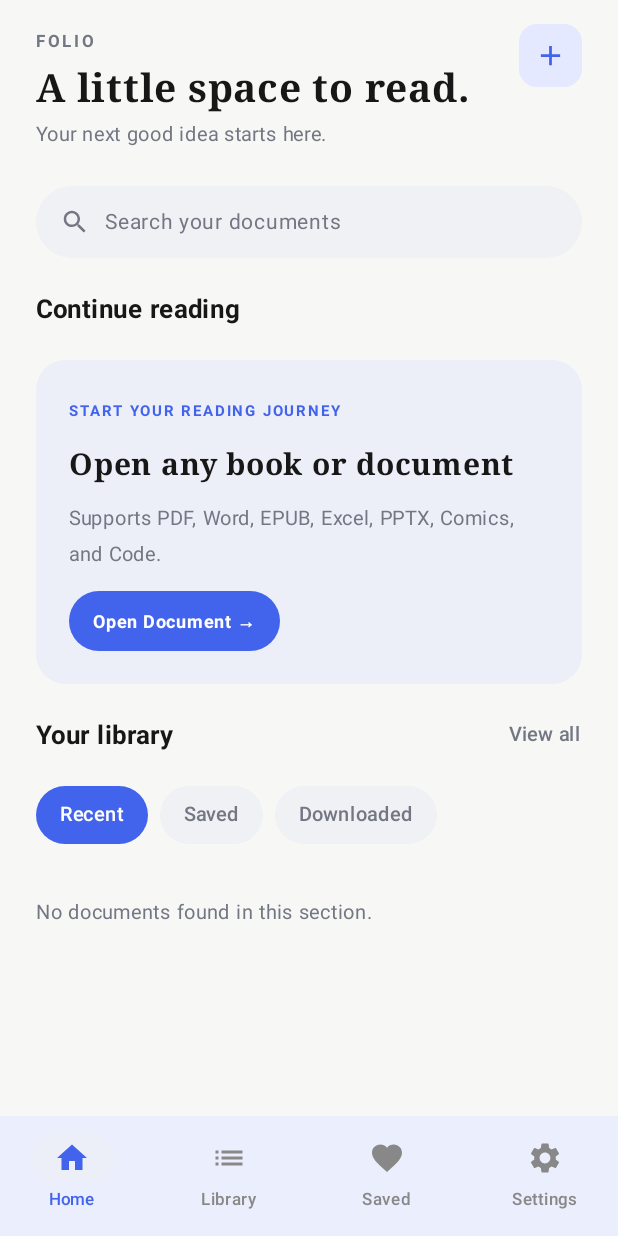
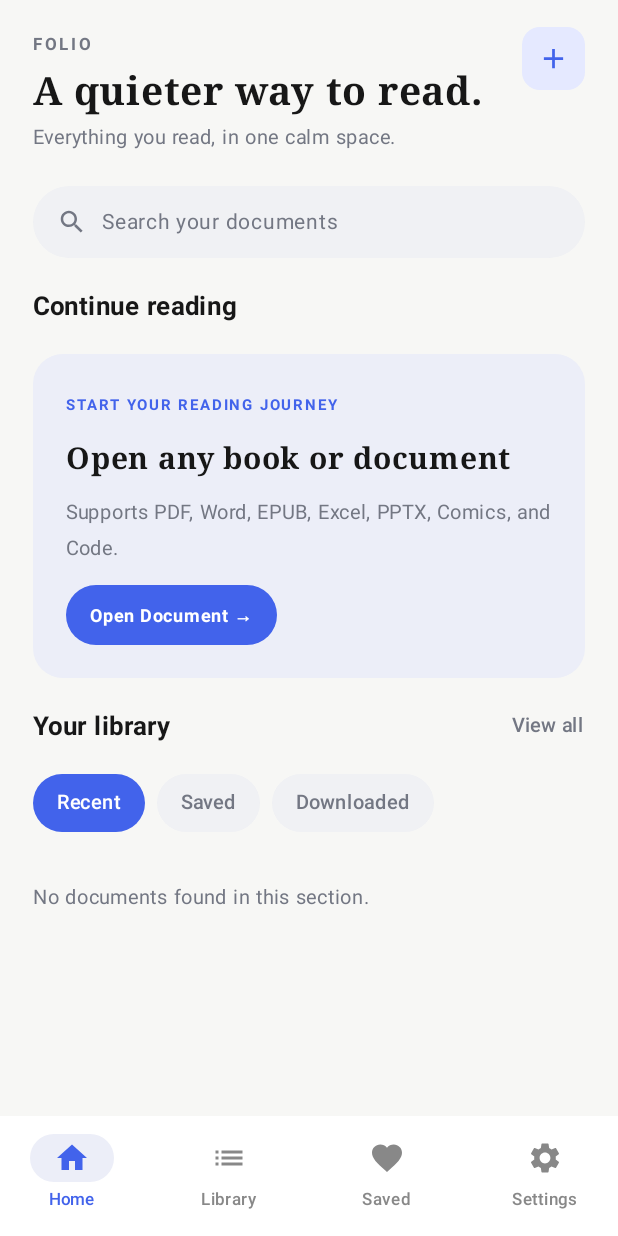
Before and after one commit to Aasimabdul/folia, an Android app built with Jetpack Compose: the screen it shows after launch (MainActivity), on a phone screen of 412 x 824 dp. Run offline under Robolectric (Android 15) with nearby library versions, the phone set to English and light mode, and no system bars.

Commit message:
Polish Folia home screen for a quieter minimalist reading experience

```diff
--- a/app/src/main/java/com/simbuild/folia/ui/home/HomeScreen.kt
+++ b/app/src/main/java/com/simbuild/folia/ui/home/HomeScreen.kt
@@ -148,8 +148,8 @@ fun HomeScreen(
                 .fillMaxSize()
                 .padding(paddingValues)
                 .statusBarsPadding(),
-            contentPadding = PaddingValues(horizontal = 24.dp, vertical = 16.dp),
-            verticalArrangement = Arrangement.spacedBy(22.dp)
+            contentPadding = PaddingValues(horizontal = 22.dp, vertical = 18.dp),
+            verticalArrangement = Arrangement.spacedBy(20.dp)
         ) {
             // 1. Header: FOLIO tag, title & add button
             item {
@@ -168,7 +168,7 @@ fun HomeScreen(
                         )
                         Spacer(modifier = Modifier.height(4.dp))
                         Text(
-                            text = "A little space to read.",
+                            text = "A quieter way to read.",
                             fontFamily = FontFamily.Serif,
                             fontSize = 26.sp,
                             fontWeight = FontWeight.SemiBold,
@@ -176,7 +176,7 @@ fun HomeScreen(
                         )
                         Spacer(modifier = Modifier.height(3.dp))
                         Text(
-                            text = "Your next good idea starts here.",
+                            text = "Everything you read, in one calm space.",
                             fontSize = 13.sp,
                             color = subtleColor
                         )
@@ -381,7 +381,7 @@ private fun ContinueReadingHeroCard(
     val percent = ((current.toFloat() / total) * 100).toInt()
 
     Card(
-        shape = RoundedCornerShape(20.dp),
+        shape = RoundedCornerShape(16.dp),
         colors = CardDefaults.cardColors(containerColor = cardBg),
         modifier = Modifier
             .fillMaxWidth()
@@ -663,7 +663,7 @@ private fun FolioBottomNavBar(
 ) {
     NavigationBar(
         containerColor = MaterialTheme.colorScheme.surface,
-        tonalElevation = 6.dp
+        tonalElevation = 0.dp
     ) {
         val items = listOf(
             Triple(0, "Home", Icons.Default.Home),
@@ -697,7 +697,7 @@ private fun SettingsInfoDialog(onDismiss: () -> Unit) {
         title = { Text("Folia Settings & Info", fontWeight = FontWeight.Bold) },
         text = {
             Column(verticalArrangement = Arrangement.spacedBy(8.dp)) {
-                Text("Version: 0.1.0 (Open Source)", fontWeight = FontWeight.SemiBold)
+                Text("Version: 0.3.0 (Open Source)", fontWeight = FontWeight.SemiBold)
                 Text("Theme: Auto / Dark (#1E1E1E) / Warm Sepia / Light")
                 Text("Privacy: 100% Offline • Zero Analytics • No Network Permissions")
                 Text("Engine: MuPDF Fitz Core + Modular OpenXML & Stream Parsers")
```
